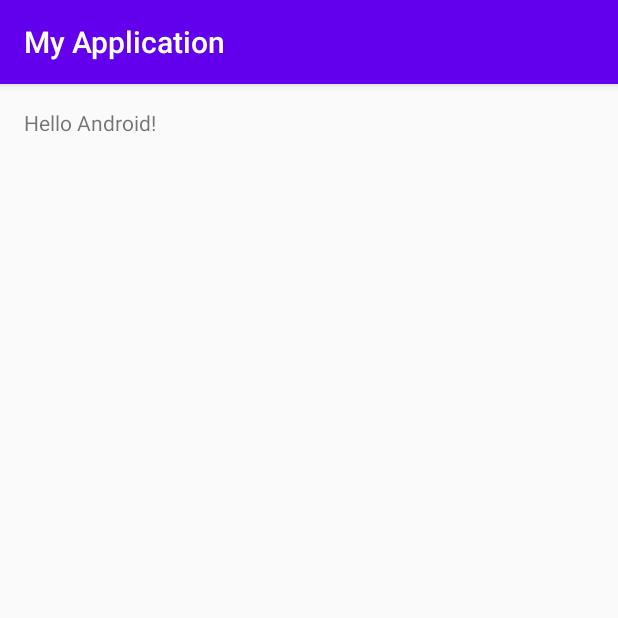
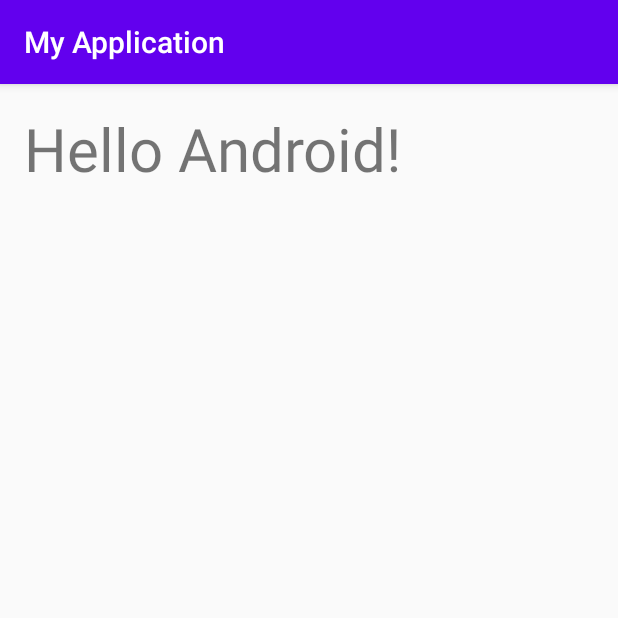
Before and after one commit to roku113/HelloAndroidApp, an Android app: the screen it shows after launch (MainActivity), on a phone screen of 412 x 824 dp, the top half of it. Run offline under Robolectric (Android 15) with nearby library versions, the phone set to English and light mode, and no system bars.

Commit message:
Hello Android!の文字サイズを変更。

```diff
--- a/app/src/main/res/layout/activity_main.xml
+++ b/app/src/main/res/layout/activity_main.xml
@@ -15,5 +15,6 @@
     <TextView
         android:layout_width="wrap_content"
         android:layout_height="wrap_content"
-        android:text="Hello Android!"/>
+        android:text="Hello Android!"
+        android:textSize="40sp" />
 </LinearLayout>
```
